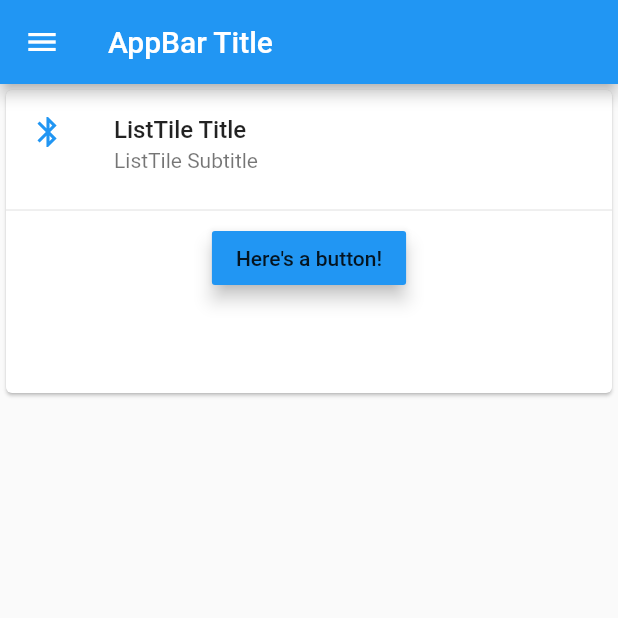
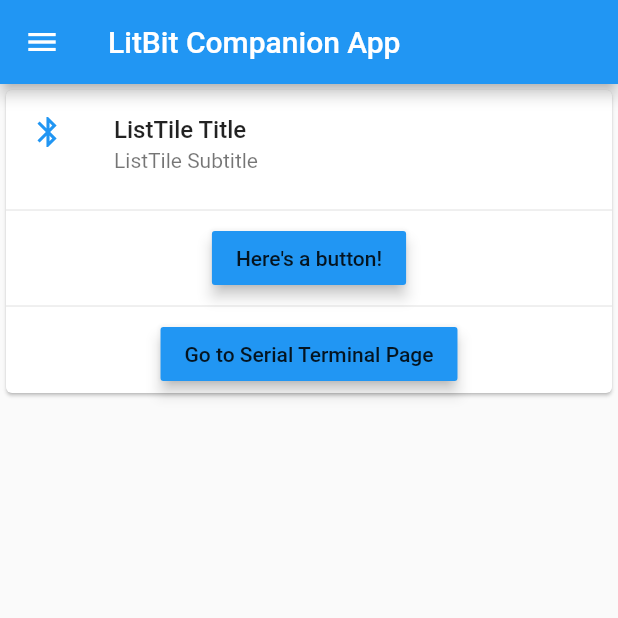
Before and after one commit to smit-happens/lit_bit_app, a Flutter app: the screen it shows after launch, on a phone screen of 412 x 824 dp, the top half of it. Run offline on Flutter 3.47's test engine with Material 2 defaults, Android fonts, the phone set to English and light mode, and no system bars.

Commit message:
Add button to navigate to serial terminal page

```diff
--- a/lib/view/landing_view.dart
+++ b/lib/view/landing_view.dart
@@ -5,9 +5,8 @@ class LandingView extends StatelessWidget {
   Widget build(BuildContext context) {
     return new Scaffold(
       appBar: new AppBar(
-        title: new Text("AppBar Title"),
+        title: new Text("LitBit Companion App"),
       ),
-
       drawer: new Drawer(
         child: ListView(
           // Important: Remove any padding from the ListView.
@@ -19,7 +18,6 @@ class LandingView extends StatelessWidget {
                 color: Colors.blue,
               ),
             ),
-
             ListTile(
               title: Text('ListTitle Title 1'),
               subtitle: Text("Subtitle"),
@@ -30,7 +28,6 @@ class LandingView extends StatelessWidget {
                 Navigator.pop(context);
               },
             ),
-
             ListTile(
               title: Text('Item 2'),
               subtitle: Text("Select this item to die instantly."),
@@ -44,7 +41,6 @@ class LandingView extends StatelessWidget {
           ],
         ),
       ),
-
       body: new SizedBox(
         height: 210.0,
         child: new Card(
@@ -63,10 +59,19 @@ class LandingView extends StatelessWidget {
               new RaisedButton(
                   child: const Text('Here\'s a button!'),
                   color: Theme.of(context).accentColor,
-                  elevation: 5.0,
+                  elevation: 4.0,
                   splashColor: Colors.deepOrange,
                   onPressed: () {
                     print("You pressed the button. Good job!");
+                  }),
+                  new Divider(),
+              new RaisedButton(
+                  child: const Text('Go to Serial Terminal Page'),
+                  color: Theme.of(context).accentColor,
+                  elevation: 4.0,
+                  splashColor: Colors.deepOrange,
+                  onPressed: () {
+                    print("You pressed the serial terminal button."); //TODO: navigate to new page
                   })
             ], // Children
           ),
```
